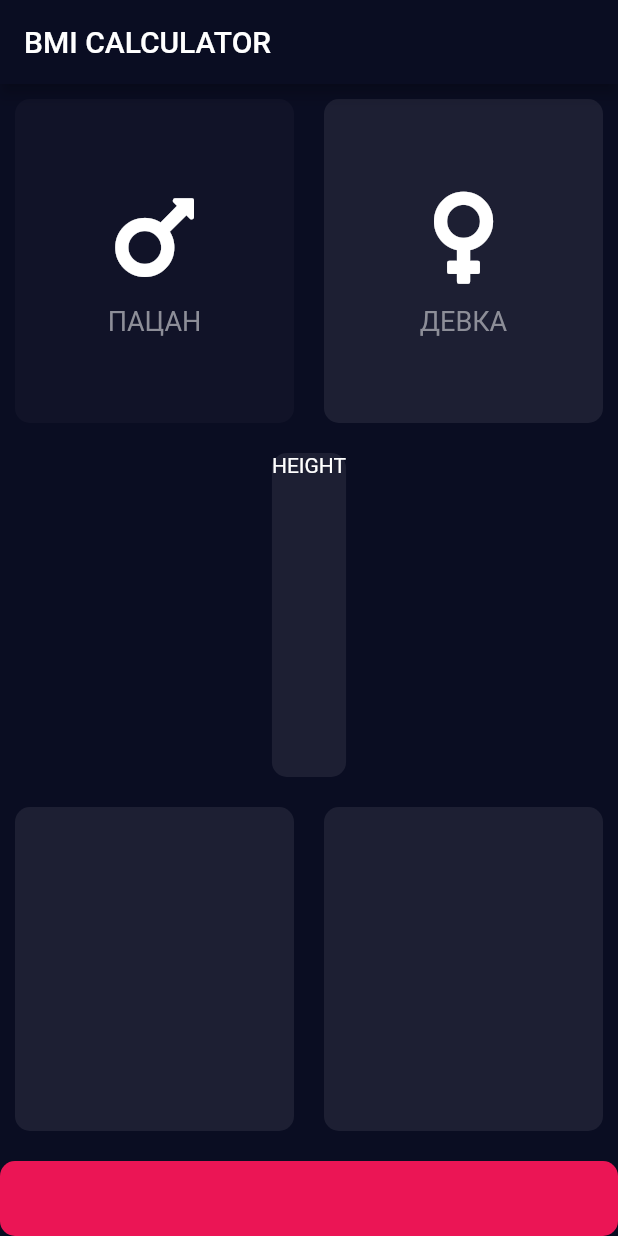
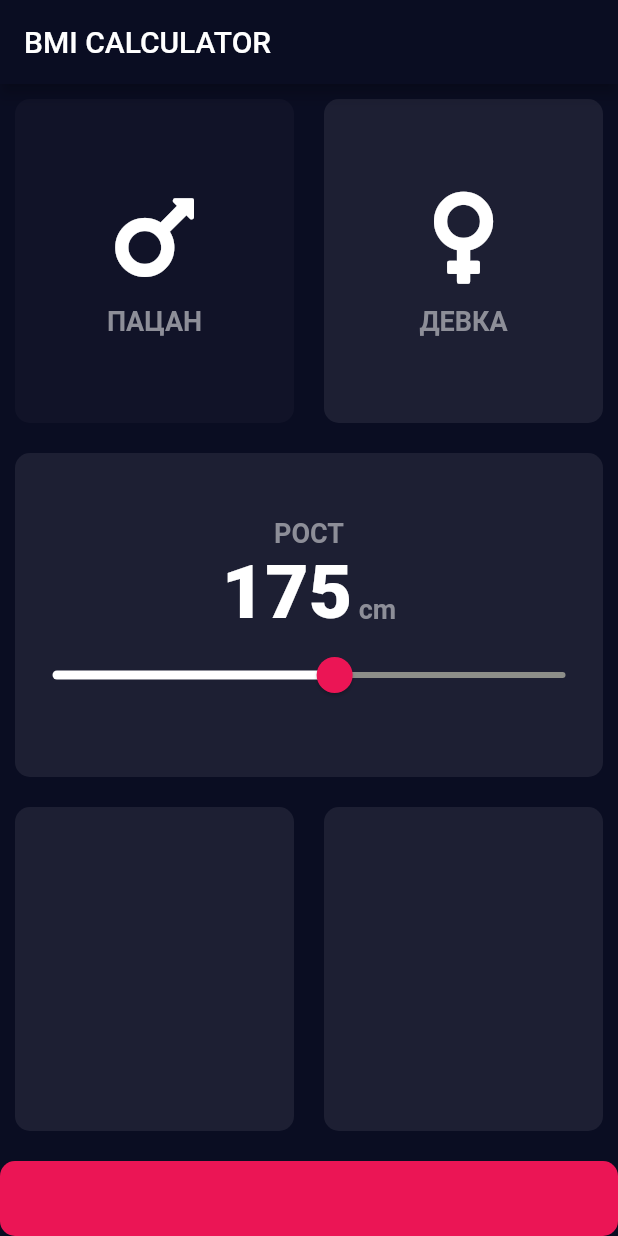
Before and after one commit to Vitafresh/bmi-calculator, a Flutter app: the screen it shows after launch, after a tap on "ДЕВКА", on a phone screen of 412 x 824 dp. Run offline on Flutter 3.47's test engine with Material 2 defaults, Android fonts, the phone set to English and light mode, and no system bars; our stand-ins replace font_awesome_flutter.

Commit message:
SliderTheme(data: SliderTheme.of(context).copyWith

```diff
--- a/lib/constants.dart
+++ b/lib/constants.dart
@@ -1,10 +1,13 @@
 import 'package:flutter/material.dart';
+
+const double kIconSize = 70;
+const double kSizedBoxHeight = 10;
 
 const double kBottomContainerHeight = 50;
 const Color kBottomContainerColor = Color(0xFFEB1555);
 const Color kActiveCardColor = Color(0xFF1D1F33);
 const Color kInActiveCardColor = Color(0xFF111328);
 
-const double kIconSize = 70;
-const kLabelTextStyle = TextStyle(fontSize: 18, color: Color(0xFF8D8E98));
-const double kSizedBoxHeight = 10;
+const kLabelTextStyle = TextStyle(
+    fontSize: 18, fontWeight: FontWeight.bold, color: Color(0xFF8D8E98));
+const kNumberTextStyle = TextStyle(fontSize: 50, fontWeight: FontWeight.w900);
--- a/lib/input_page.dart
+++ b/lib/input_page.dart
@@ -4,8 +4,6 @@ import 'package:font_awesome_flutter/font_awesome_flutter.dart';
 import 'icon_content.dart';
 import 'reusable_card.dart';
 import 'constants.dart';
-
-
 
 enum Gender { male, female }
 
@@ -28,9 +26,15 @@ class InputPage extends StatefulWidget {
 }
 
 class _InputPageState extends State<InputPage> {
-  Color maleCardColor = kInActiveCardColor;
-  Color femaleCardColor = kInActiveCardColor;
+  Color _maleCardColor = kInActiveCardColor;
+  Color _femaleCardColor = kInActiveCardColor;
+  int _height = 175;
+
   Gender selectedGender;
+
+  void sliderChanged(double sliderValue) {
+    print('Slider changed');
+  }
 
   @override
   Widget build(BuildContext context) {
@@ -47,6 +51,7 @@ class _InputPageState extends State<InputPage> {
         title: Text(widget.title),
       ),
       body: Column(
+        crossAxisAlignment: CrossAxisAlignment.stretch,
         children: [
           Expanded(
             child: Row(
@@ -56,15 +61,15 @@ class _InputPageState extends State<InputPage> {
                     onPress: () {
                       setState(() {
                         // selectedGender=Gender.male;
-                        maleCardColor = (maleCardColor == kActiveCardColor)
+                        _maleCardColor = (_maleCardColor == kActiveCardColor)
                             ? kInActiveCardColor
                             : kActiveCardColor;
-                        femaleCardColor = kInActiveCardColor;
+                        _femaleCardColor = kInActiveCardColor;
                       });
                       print("Male selected");
                     },
                     //cardColor: (selectedGender==Gender.male) ? activeCardColor : inActiveCardColor,
-                    cardColor: maleCardColor,
+                    cardColor: _maleCardColor,
                     cardChild: IconAndLabel(
                         icon: FontAwesomeIcons.mars, label: "ПАЦАН"),
                   ),
@@ -75,14 +80,15 @@ class _InputPageState extends State<InputPage> {
                       print("FeMale selected");
                       setState(() {
                         // selectedGender = Gender.female;
-                        femaleCardColor = (femaleCardColor == kActiveCardColor)
-                            ? kInActiveCardColor
-                            : kActiveCardColor;
-                        maleCardColor = kInActiveCardColor;
+                        _femaleCardColor =
+                            (_femaleCardColor == kActiveCardColor)
+                                ? kInActiveCardColor
+                                : kActiveCardColor;
+                        _maleCardColor = kInActiveCardColor;
                       });
                     },
                     //cardColor: (selectedGender==Gender.female) ? activeCardColor : inActiveCardColor,
-                    cardColor: femaleCardColor,
+                    cardColor: _femaleCardColor,
                     cardChild: IconAndLabel(
                         icon: FontAwesomeIcons.venus, label: "ДЕВКА"),
                   ),
@@ -94,7 +100,49 @@ class _InputPageState extends State<InputPage> {
             child: ReusableCard(
               cardColor: kActiveCardColor,
               cardChild: Column(
-                children: [Text('HEIGHT')],
+                mainAxisAlignment: MainAxisAlignment.center,
+                children: [
+                  Text(
+                    'РОСТ',
+                    style: kLabelTextStyle,
+                  ),
+                  Row(
+                    mainAxisAlignment: MainAxisAlignment.center,
+                    crossAxisAlignment: CrossAxisAlignment.baseline,
+                    textBaseline: TextBaseline.alphabetic,
+                    children: [
+                      Text(
+                        _height.toString(),
+                        style: kNumberTextStyle,
+                      ),
+                      Text(
+                        ' cm',
+                        style: kLabelTextStyle,
+                      )
+                    ],
+                  ),
+                  SliderTheme(
+                    data: SliderTheme.of(context).copyWith(
+                      activeTrackColor: Colors.white,
+                      inactiveTrackColor: Color(0xFF8D8E89),
+                      thumbColor: Color(0xFFEB1555),
+                      overlayColor: Color(0x29EB1555),
+                      //with 0x29 (or 16%) transparency
+                      thumbShape: RoundSliderThumbShape(enabledThumbRadius: 12),
+                      overlayShape: RoundSliderOverlayShape(overlayRadius: 25),
+                    ),
+                    child: Slider(
+                      value: _height.toDouble(),
+                      min: 120,
+                      max: 220,
+                      onChanged: (double sliderValue) {
+                        setState(() {
+                          _height = sliderValue.round();
+                        });
+                      },
+                    ),
+                  ),
+                ],
               ),
             ),
           ),
```
